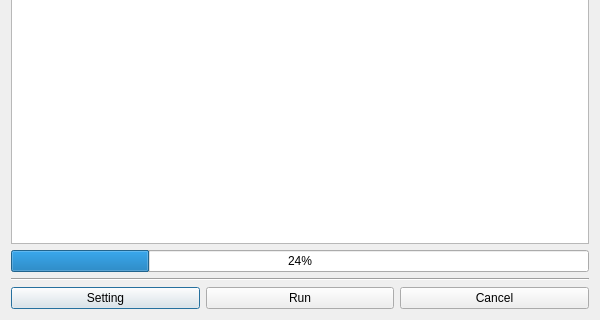
The window that ui/debug_test_dialog.ui (asaka8/Verification_Tool_Client) describes before a commit, drawn with Qt 5; both pictures show x 0 to 600 and y 280 to 600 of the 600 by 600 pixel window.
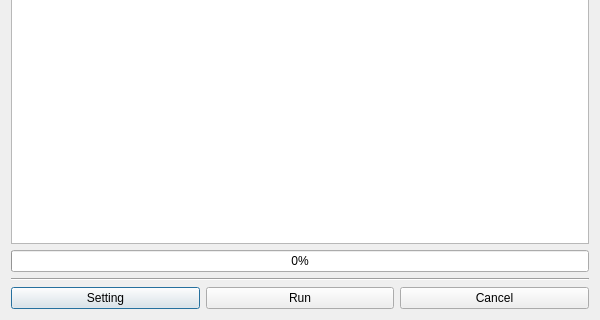
The same window after the commit.

Diff of the .ui file:
```diff
--- a/ui/debug_test_dialog.ui
+++ b/ui/debug_test_dialog.ui
@@ -36,7 +36,7 @@
           <string notr="true"/>
          </property>
          <property name="value">
-          <number>24</number>
+          <number>0</number>
          </property>
         </widget>
        </item>
```
